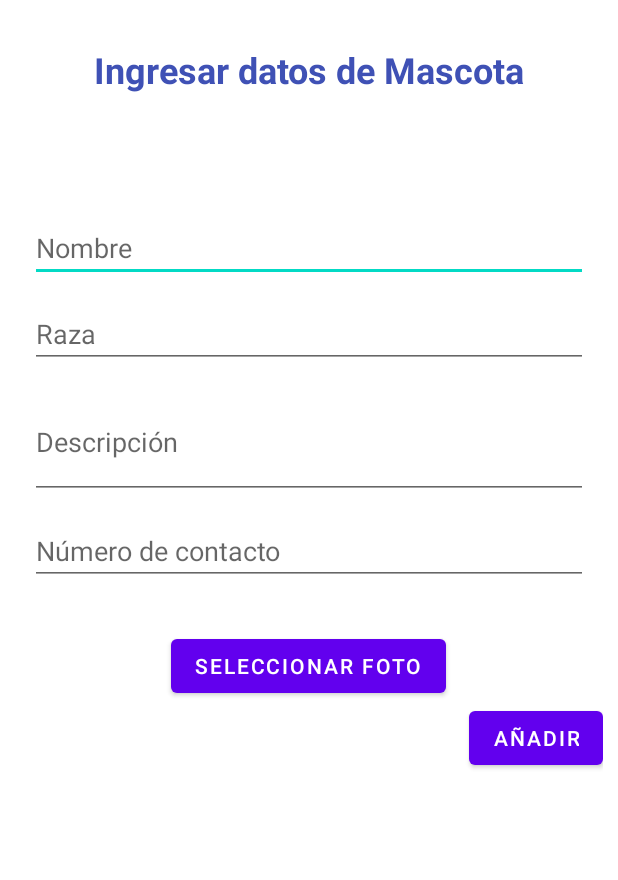
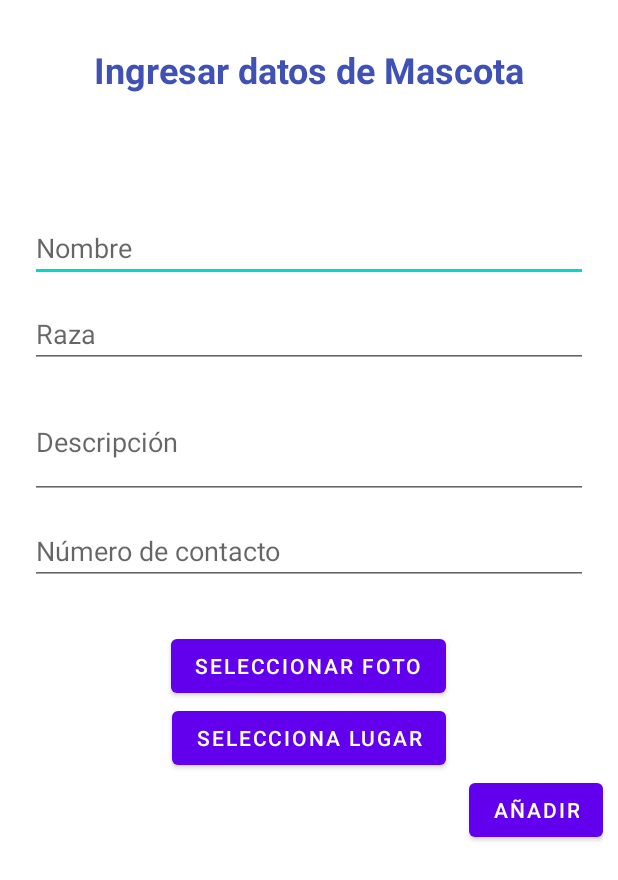
Before and after one commit to foterolu/geopet, an Android app: the createPost screen opened directly, with no data from a screen before it, on a phone screen of 412 x 824 dp. Shown: the top 880 px of the screen. Run offline under Robolectric (Android 15) with nearby library versions, the phone set to English and light mode, and no system bars; our stand-ins replace Firebase (no records; nobody signed in at launch, a user with empty details on screens opened directly).

Commit message:
Arreglos visuales Registro y Animales

```diff
--- a/app/build.gradle
+++ b/app/build.gradle
@@ -49,6 +49,7 @@
     implementation 'androidx.lifecycle:lifecycle-viewmodel-ktx:2.3.1'
     implementation 'androidx.navigation:navigation-fragment:2.3.5'
     implementation 'androidx.navigation:navigation-ui:2.3.5'
+    implementation 'com.google.android.gms:play-services-maps:17.0.1'
     testImplementation 'junit:junit:4.+'
     androidTestImplementation 'androidx.test.ext:junit:1.1.2'
     androidTestImplementation 'androidx.test.espresso:espresso-core:3.3.0'
--- a/app/src/main/java/com/example/geopet/createPost.java
+++ b/app/src/main/java/com/example/geopet/createPost.java
@@ -20,6 +20,7 @@
 import androidx.annotation.NonNull;
 import androidx.appcompat.app.AppCompatActivity;
 
+import com.google.android.gms.maps.internal.IGoogleMapDelegate;
 import com.google.android.gms.tasks.OnFailureListener;
 import com.google.android.gms.tasks.OnSuccessListener;
 import com.google.firebase.auth.FirebaseAuth;
@@ -38,7 +39,7 @@
 public class createPost extends AppCompatActivity {
     EditText mnombre,mraza,mdescripcion,mcontacto;
     ListView Post;
-    Button ingresar,btnbrowse;
+    Button ingresar,btnbrowse, btnmap;
 
     FirebaseFirestore db;
 
@@ -57,13 +58,13 @@
         setContentView(R.layout.activity_create_post);
 
 
-
         mnombre      = findViewById(R.id.name);
         mraza        = findViewById(R.id.raza);
         mdescripcion = findViewById(R.id.description);
         mcontacto    = findViewById(R.id.phone2);
         ingresar = findViewById(R.id.añadir);
         btnbrowse = (Button)findViewById(R.id.btnbrowse);
+        btnmap = (Button)findViewById(R.id.btnmap);
         progressDialog = new ProgressDialog(createPost.this);
         imgview = findViewById(R.id.image_view);
 
@@ -80,6 +81,13 @@
                 intent.setAction(Intent.ACTION_GET_CONTENT);
                 startActivityForResult(Intent.createChooser(intent, "Select Image"), Image_Request_Code);
 
+            }
+        });
+        btnmap.setOnClickListener(new View.OnClickListener() {
+            @Override
+            public void onClick(View view) {
+                Intent fp=new Intent(getApplicationContext(),MapsActivity.class);
+                startActivity(fp);
             }
         });
 
--- a/app/src/main/res/layout/activity_create_post.xml
+++ b/app/src/main/res/layout/activity_create_post.xml
@@ -70,8 +70,8 @@
             android:layout_marginLeft="10dp"
             android:layout_marginTop="12dp"
             android:layout_marginRight="10dp"
+            android:autofillHints="+56912345678"
             android:hint="Número de contacto"
-            android:autofillHints="+56912345678"
             android:inputType="phone" />
 
         <LinearLayout
@@ -95,7 +95,14 @@
                 android:layout_weight="3"
                 android:text="Seleccionar Foto" />
         </LinearLayout>
-
+        <Button
+            android:id="@+id/btnmap"
+            android:layout_width="wrap_content"
+            android:layout_height="wrap_content"
+            android:layout_gravity="center"
+            android:orientation="horizontal"
+            android:layout_weight="3"
+            android:text="Selecciona Lugar" />
         <Button
             android:id="@+id/añadir"
             android:layout_width="wrap_content"
--- a/app/src/main/res/values/strings.xml
+++ b/app/src/main/res/values/strings.xml
@@ -11,4 +11,5 @@
     <string name="menu_home">Home</string>
     <string name="menu_gallery">Gallery</string>
     <string name="menu_slideshow">Slideshow</string>
+    <string name="title_activity_maps">Map</string>
 </resources>
```
Also changed, not shown: app/src/main/AndroidManifest.xml (+27 -8 lines).
